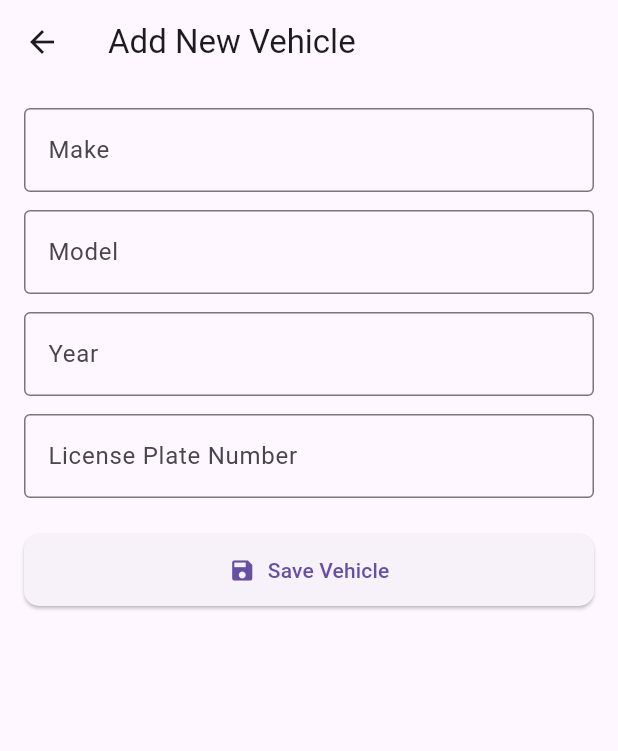
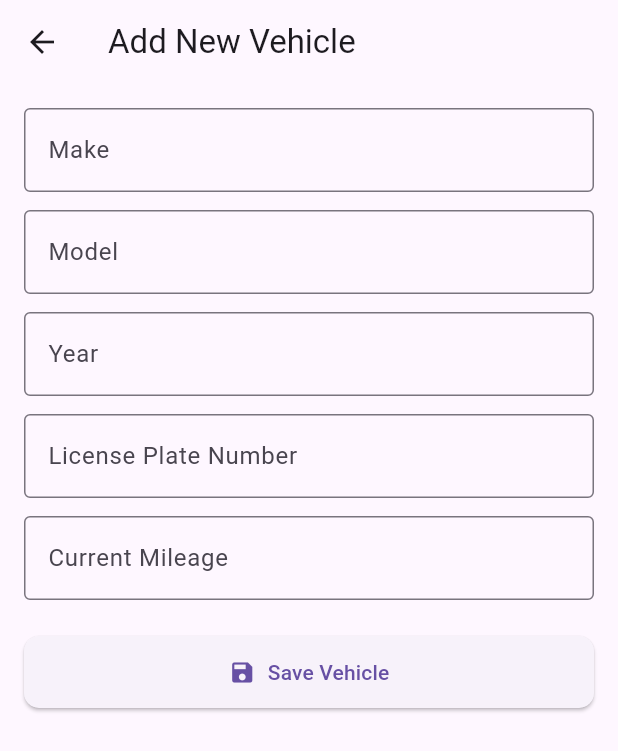
Before and after one commit to Mobile-app-dev-fall-2025/Project---Vehicle-Maintenance-Tracker, a Flutter app: the screen it shows after launch, after a tap on "Add New Vehicle", on a phone screen of 412 x 824 dp. Shown: the top 751 px of the screen. Run offline on Flutter 3.47's test engine with Material 3 defaults, Android fonts, the light colour scheme and no system bars; our stand-ins replace sqflite; accounts and stored records are empty.

Commit message:
adds milage column to vehicle table

```diff
--- a/lib/add_vehicle_page.dart
+++ b/lib/add_vehicle_page.dart
@@ -17,6 +17,7 @@ class _AddVehiclePageState extends State<AddVehiclePage> {
   final modelController = TextEditingController();
   final yearController = TextEditingController();
   final licenseController = TextEditingController();
+  final mileageController = TextEditingController(); // ✅ NEW CONTROLLER
 
   Future<void> _saveVehicle() async {
     if (_formKey.currentState!.validate()) {
@@ -25,11 +26,22 @@ class _AddVehiclePageState extends State<AddVehiclePage> {
         'model': modelController.text,
         'year': int.tryParse(yearController.text) ?? 0,
         'license_plate': licenseController.text,
+        'mileage': int.tryParse(mileageController.text) ?? 0, // ✅ NEW FIELD
       });
 
       // Return to home screen and refresh vehicle list
       if (mounted) Navigator.pop(context, true);
     }
+  }
+
+  @override
+  void dispose() {
+    makeController.dispose();
+    modelController.dispose();
+    yearController.dispose();
+    licenseController.dispose();
+    mileageController.dispose();
+    super.dispose();
   }
 
   @override
@@ -99,6 +111,17 @@ class _AddVehiclePageState extends State<AddVehiclePage> {
                     ? 'Enter the license plate'
                     : null,
               ),
+              const SizedBox(height: 12),
+              TextFormField(
+                controller: mileageController,
+                keyboardType: TextInputType.number,
+                decoration: const InputDecoration(
+                  labelText: 'Current Mileage',
+                  border: OutlineInputBorder(),
+                ),
+                validator: (value) =>
+                    value == null || value.isEmpty ? 'Enter the mileage' : null,
+              ),
               const SizedBox(height: 24),
               ElevatedButton.icon(
                 onPressed: _saveVehicle,
--- a/lib/database/db_helper.dart
+++ b/lib/database/db_helper.dart
@@ -25,12 +25,13 @@ class DBHelper {
 
   Future<void> _onCreate(Database db, int version) async {
     await db.execute('''
-      CREATE TABLE vehicles (
+  CREATE TABLE vehicles(
     id INTEGER PRIMARY KEY AUTOINCREMENT,
     make TEXT,
     model TEXT,
     year INTEGER,
-        license_plate TEXT
+    licensePlate TEXT,
+    mileage INTEGER
   )
 ''');
 
```
Lines whose indentation alone changed are shown as unchanged.
